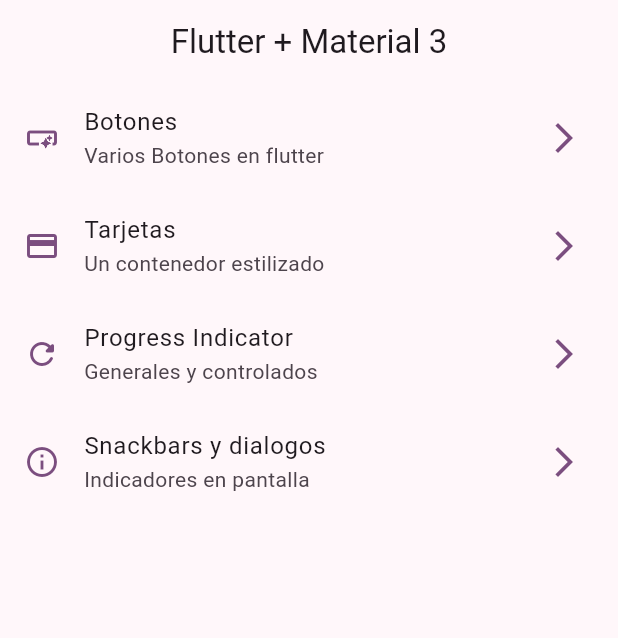
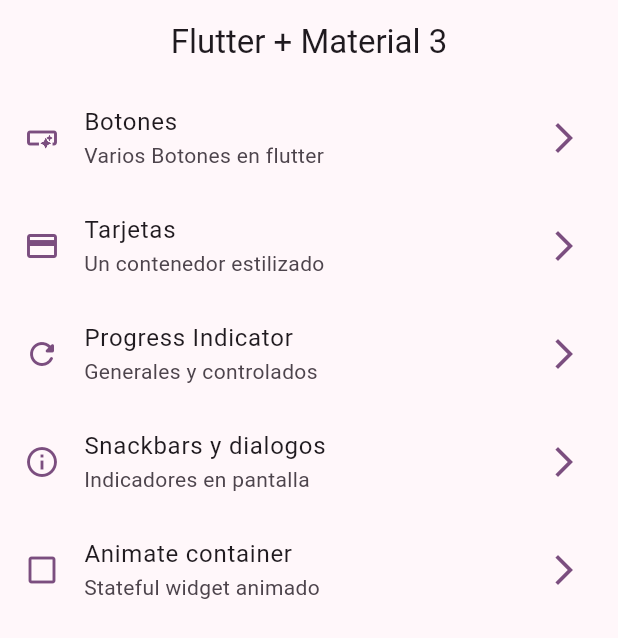
Before and after one commit to jhoncar7/widgets-flutter, a Flutter app: the screen it shows after launch, on a phone screen of 412 x 824 dp. Shown: the top 638 px of the screen. Run offline on Flutter 3.47's test engine with Material 2 defaults, Android fonts, the phone set to English and light mode, and no system bars; our stand-ins replace go_router.

Commit message:
firts part animated

```diff
--- a/lib/config/menu/menu_items.dart
+++ b/lib/config/menu/menu_items.dart
@@ -34,4 +34,9 @@ const appMenuItems = <MenuItem>[
       subTitle: 'Indicadores en pantalla',
       link: '/snackbars',
       icon: Icons.info_outline),
+  MenuItem(
+      title: 'Animate container',
+      subTitle: 'Stateful widget animado',
+      link: '/animated',
+      icon: Icons.check_box_outline_blank_outlined),
 ];
--- a/lib/config/router/app_router.dart
+++ b/lib/config/router/app_router.dart
@@ -31,5 +31,10 @@ final appRouter = GoRouter(
       name: SnackBarScreen.name,
       builder: (context, state) =>const  SnackBarScreen(),
     ),
+    GoRoute(
+      path: '/animated',
+      name: AnimatedScreen.name,
+      builder: (context, state) =>const  AnimatedScreen(),
+    ),
   ],
 );
```
Also changed, not shown: lib/presentation/screens/animated/animated_screen.dart (+23 -1 lines).
